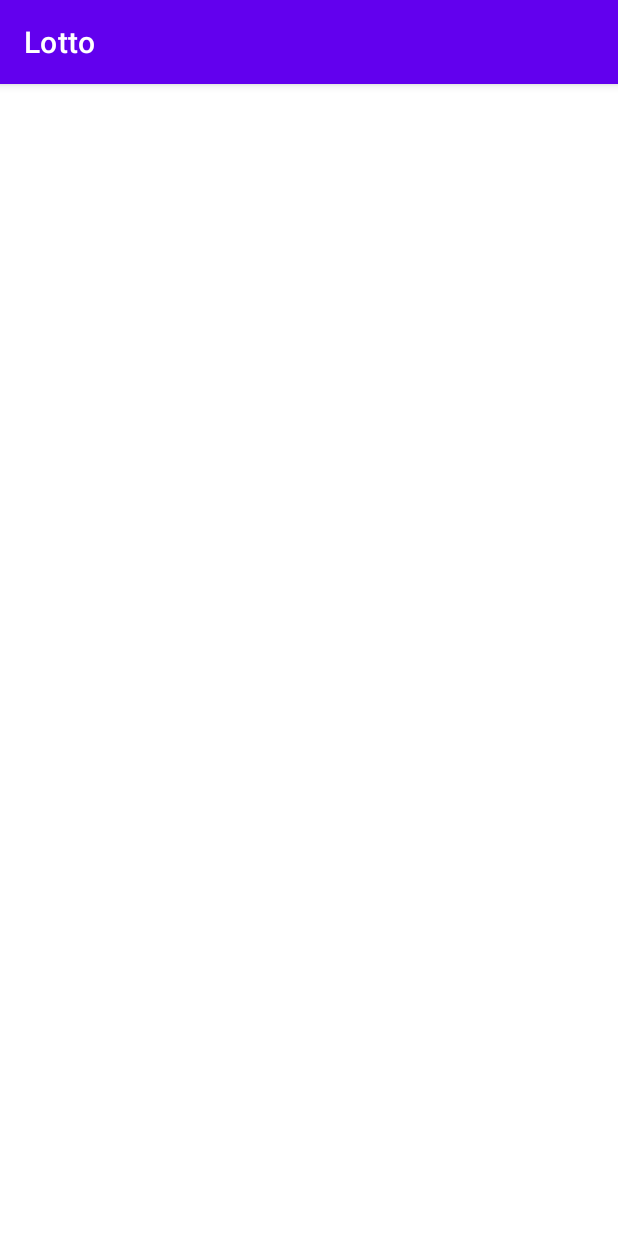
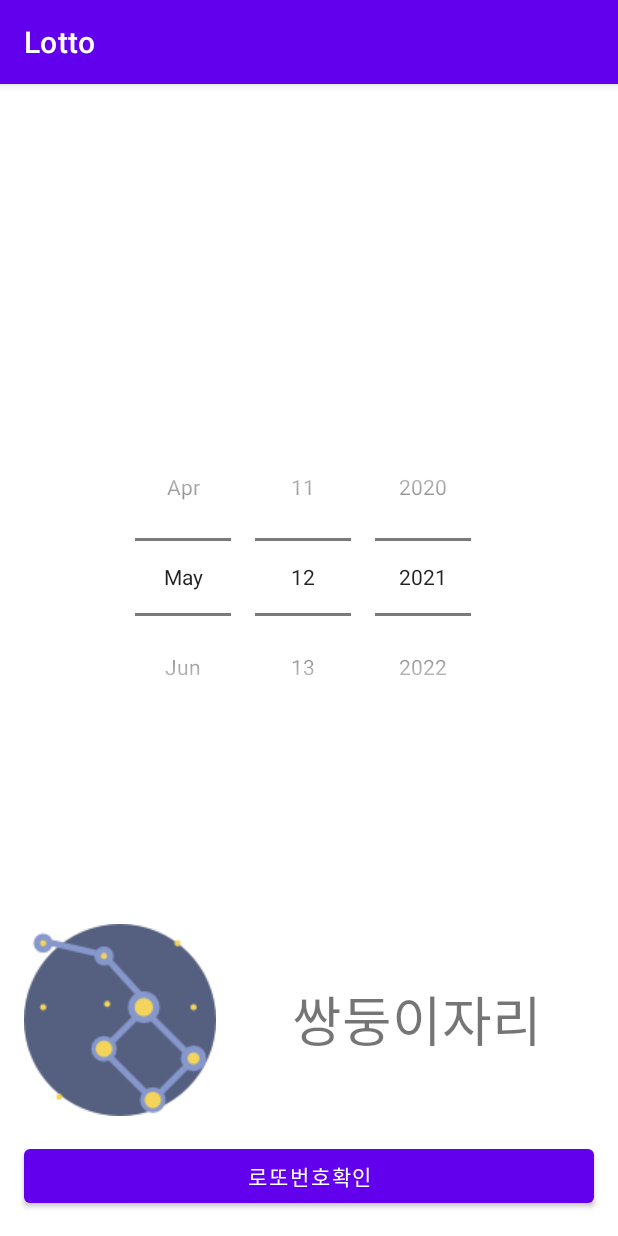
Before and after one commit to syh11026/Lotto, an Android app: the ConstellationActivity screen opened directly, with no data from a screen before it, on a phone screen of 412 x 824 dp. Run offline under Robolectric (Android 15) with nearby library versions, the phone set to English and light mode, and no system bars.

Commit message:
Relative Layout for Constellation Activity

```diff
--- a/app/src/main/res/layout/activity_constellation.xml
+++ b/app/src/main/res/layout/activity_constellation.xml
@@ -1,9 +1,51 @@
 <?xml version="1.0" encoding="utf-8"?>
-<androidx.constraintlayout.widget.ConstraintLayout xmlns:android="http://schemas.android.com/apk/res/android"
+<RelativeLayout xmlns:android="http://schemas.android.com/apk/res/android"
     xmlns:app="http://schemas.android.com/apk/res-auto"
     xmlns:tools="http://schemas.android.com/tools"
     android:layout_width="match_parent"
     android:layout_height="match_parent"
     tools:context=".ConstellationActivity">
 
-</androidx.constraintlayout.widget.ConstraintLayout>
+    <Button
+        android:id="@+id/btnGoResult"
+        android:layout_width="match_parent"
+        android:layout_height="wrap_content"
+        android:layout_alignParentBottom="true"
+        android:layout_centerHorizontal="true"
+        android:layout_marginStart="16dp"
+        android:layout_marginTop="16dp"
+        android:layout_marginEnd="16dp"
+        android:layout_marginBottom="16dp"
+        android:text="로또번호확인" />
+
+    <ImageView
+        android:id="@+id/imageView2"
+        android:layout_width="wrap_content"
+        android:layout_height="wrap_content"
+        android:layout_above="@id/btnGoResult"
+        android:layout_marginLeft="16dp"
+        app:srcCompat="@drawable/constellation" />
+
+    <TextView
+        android:id="@+id/textView3"
+        android:layout_width="wrap_content"
+        android:layout_height="wrap_content"
+        android:layout_alignTop="@id/imageView2"
+        android:layout_alignBottom="@id/imageView2"
+        android:layout_alignParentRight="true"
+        android:layout_marginLeft="16dp"
+        android:layout_marginRight="16dp"
+        android:layout_toRightOf="@id/imageView2"
+        android:gravity="center"
+        android:text="쌍둥이자리"
+        android:textSize="36sp" />
+
+    <DatePicker
+        android:id="@+id/datePicker"
+        android:layout_width="match_parent"
+        android:layout_height="wrap_content"
+        android:layout_above="@id/imageView2"
+        android:layout_marginBottom="125dp"
+        android:calendarViewShown="false"
+        android:datePickerMode="spinner" />
+</RelativeLayout>
--- a/app/src/main/res/layout/activity_main.xml
+++ b/app/src/main/res/layout/activity_main.xml
@@ -59,6 +59,8 @@
     <androidx.cardview.widget.CardView
         android:layout_width="match_parent"
         android:layout_height="0dp"
+        android:layout_marginTop="2dp"
+        android:layout_marginBottom="2dp"
         android:layout_weight="0.333"
         app:cardCornerRadius="8dp"
         app:cardUseCompatPadding="true">
```
